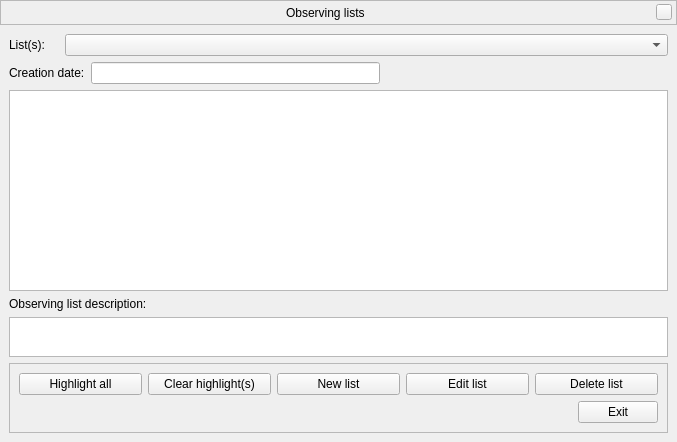
Qt form src/gui/obsListDialog.ui (Stellarium/stellarium) before a commit.
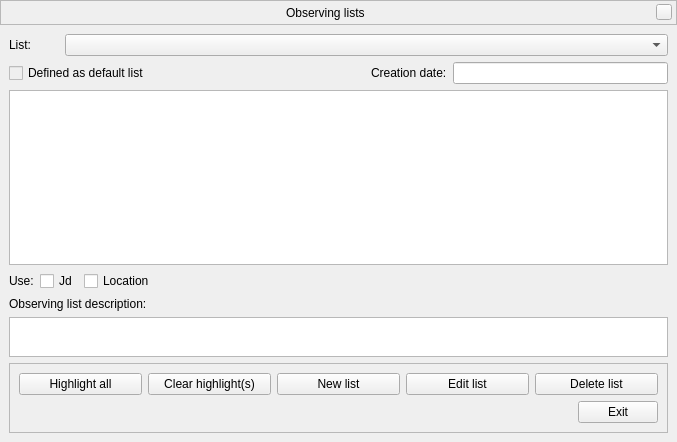
The same form after that commit. Custom widgets are drawn as their Qt base class.

Commit message: Observing lists fix (#2553)

```diff
--- a/src/gui/obsListDialog.ui
+++ b/src/gui/obsListDialog.ui
@@ -2,6 +2,9 @@
 <ui version="4.0">
  <class>obsListDialogForm</class>
  <widget class="QWidget" name="obsListDialogForm">
+  <property name="enabled">
+   <bool>true</bool>
+  </property>
   <property name="geometry">
    <rect>
     <x>0</x>
@@ -138,7 +141,7 @@
            </size>
           </property>
           <property name="text">
-           <string>List(s):</string>
+           <string>List:</string>
           </property>
          </widget>
         </item>
@@ -147,43 +150,7 @@
         </item>
        </layout>
       </item>
-      <item row="11" column="0">
-       <widget class="QLabel" name="obsListTextEditLabel">
-        <property name="text">
-         <string>Observing list description:</string>
-        </property>
-       </widget>
-      </item>
-      <item row="10" column="0">
-       <widget class="QTreeView" name="obsListTreeView">
-        <property name="toolTipDuration">
-         <number>-1</number>
-        </property>
-       </widget>
-      </item>
-      <item row="12" column="0">
-       <widget class="QPlainTextEdit" name="obsListDescriptionTextEdit">
-        <property name="enabled">
-         <bool>true</bool>
-        </property>
-        <property name="sizePolicy">
-         <sizepolicy hsizetype="Preferred" vsizetype="Preferred">
-          <horstretch>0</horstretch>
-          <verstretch>0</verstretch>
-         </sizepolicy>
-        </property>
-        <property name="maximumSize">
-         <size>
-          <width>16777215</width>
-          <height>40</height>
-         </size>
-        </property>
-        <property name="readOnly">
-         <bool>true</bool>
-        </property>
-       </widget>
-      </item>
-      <item row="13" column="0">
+      <item row="14" column="0">
        <widget class="QFrame" name="frame">
         <property name="sizePolicy">
          <sizepolicy hsizetype="Minimum" vsizetype="Fixed">
@@ -297,8 +264,82 @@
         </layout>
        </widget>
       </item>
+      <item row="12" column="0">
+       <widget class="QLabel" name="obsListTextEditLabel">
+        <property name="text">
+         <string>Observing list description:</string>
+        </property>
+       </widget>
+      </item>
+      <item row="10" column="0">
+       <widget class="QTreeView" name="obsListTreeView">
+        <property name="toolTipDuration">
+         <number>-1</number>
+        </property>
+       </widget>
+      </item>
       <item row="6" column="0">
        <layout class="QHBoxLayout" name="horizontalLayoutDate">
+        <item>
+         <widget class="QCheckBox" name="obsListIsDefaultListCheckBox">
+          <property name="enabled">
+           <bool>false</bool>
+          </property>
+          <property name="palette">
+           <palette>
+            <active>
+             <colorrole role="WindowText">
+              <brush brushstyle="SolidPattern">
+               <color alpha="255">
+                <red>35</red>
+                <green>38</green>
+                <blue>39</blue>
+               </color>
+              </brush>
+             </colorrole>
+            </active>
+            <inactive>
+             <colorrole role="WindowText">
+              <brush brushstyle="SolidPattern">
+               <color alpha="255">
+                <red>35</red>
+                <green>38</green>
+                <blue>39</blue>
+               </color>
+              </brush>
+             </colorrole>
+            </inactive>
+            <disabled>
+             <colorrole role="WindowText">
+              <brush brushstyle="SolidPattern">
+               <color alpha="255">
+                <red>0</red>
+                <green>0</green>
+                <blue>0</blue>
+               </color>
+              </brush>
+             </colorrole>
+            </disabled>
+           </palette>
+          </property>
+          <property name="text">
+           <string>Defined as default list</string>
+          </property>
+         </widget>
+        </item>
+        <item>
+         <spacer name="horizontalSpacer_3">
+          <property name="orientation">
+           <enum>Qt::Horizontal</enum>
+          </property>
+          <property name="sizeHint" stdset="0">
+           <size>
+            <width>40</width>
+            <height>20</height>
+           </size>
+          </property>
+         </spacer>
+        </item>
         <item>
          <widget class="QLabel" name="creationDateLabel">
           <property name="text">
@@ -310,6 +351,53 @@
          <widget class="QLineEdit" name="obsListCreationDateLineEdit">
           <property name="readOnly">
            <bool>true</bool>
+          </property>
+         </widget>
+        </item>
+       </layout>
+      </item>
+      <item row="13" column="0">
+       <widget class="QPlainTextEdit" name="obsListDescriptionTextEdit">
+        <property name="enabled">
+         <bool>true</bool>
+        </property>
+        <property name="sizePolicy">
+         <sizepolicy hsizetype="Preferred" vsizetype="Preferred">
+          <horstretch>0</horstretch>
+          <verstretch>0</verstretch>
+         </sizepolicy>
+        </property>
+        <property name="maximumSize">
+         <size>
+          <width>16777215</width>
+          <height>40</height>
+         </size>
+        </property>
+        <property name="readOnly">
+         <bool>true</bool>
+        </property>
+       </widget>
+      </item>
+      <item row="11" column="0">
+       <layout class="QHBoxLayout" name="horizontalLayoutLJdLocation">
+        <item>
+         <widget class="QLabel" name="useJdLocationLabel">
+          <property name="text">
+           <string>Use:</string>
+          </property>
+         </widget>
+        </item>
+        <item>
+         <widget class="QCheckBox" name="obsListJdCheckBox">
+          <property name="text">
+           <string>Jd</string>
+          </property>
+         </widget>
+        </item>
+        <item>
+         <widget class="QCheckBox" name="obsListLocationCheckBox">
+          <property name="text">
+           <string>Location</string>
           </property>
          </widget>
         </item>
```
The commit also changes 8 other files.
